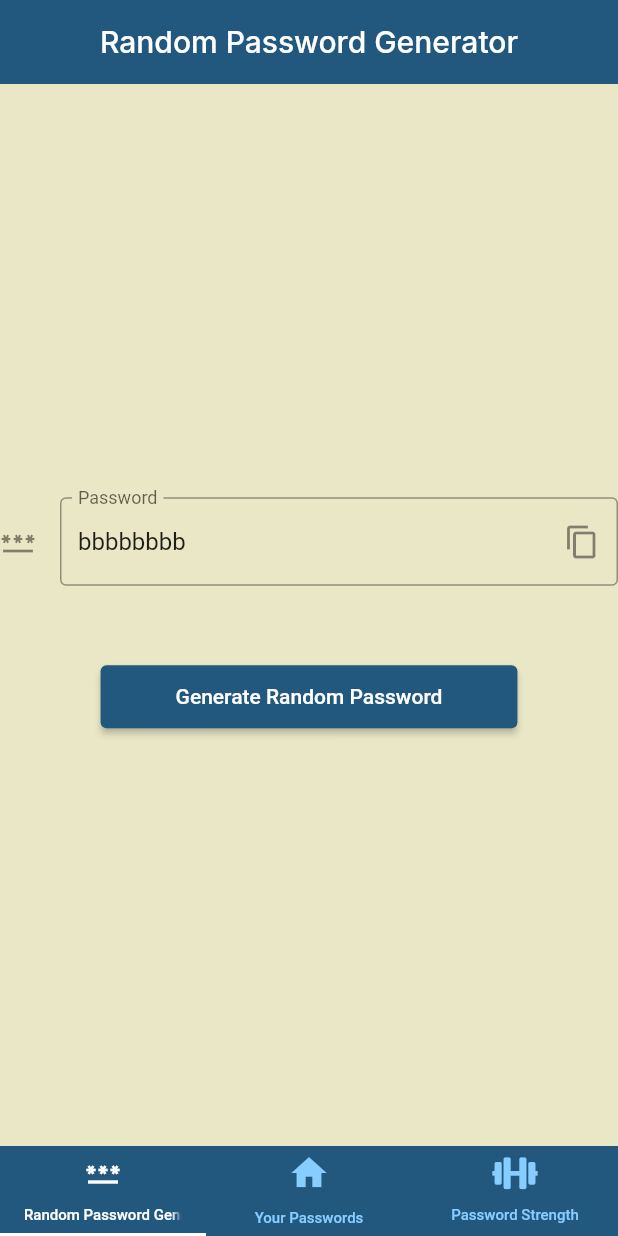
After one commit to IshanRakte/Securify, a Flutter app: the BottomNavBar screen opened directly, after a tap on "Generate Random Password", on a phone screen of 412 x 824 dp. The commit adds this screen. Run offline on Flutter 3.47's test engine with Material 2 defaults, Android fonts, the light colour scheme and no system bars; our stand-ins replace flutter_secure_storage, flutter_slidable, fluttertoast, font_awesome_flutter, google_fonts, hive_flutter and 1 more; missing offline and left inert: encrypt, password_strength; accounts and stored records are empty.

Commit message:
Added Random Password Generator and Password Strength Meter

```diff
--- a/lib/HomePage.dart
+++ b/lib/HomePage.dart
@@ -1,6 +1,9 @@
+import 'dart:math';
+
 import 'package:flutter/material.dart';
 import 'package:flutter_password_manager/controllers/EncryptService.dart';
 import 'package:flutter_slidable/flutter_slidable.dart';
+import 'package:font_awesome_flutter/font_awesome_flutter.dart';
 import 'package:google_fonts/google_fonts.dart';
 import 'package:hive_flutter/hive_flutter.dart';
 import 'package:flutter_password_manager/iconmapping.dart' as CustomIcons;
@@ -14,16 +17,27 @@ class _PasswordHomePageState extends State<PasswordHomePage> {
   Box box = Hive.box('password');
   bool longPressed = false;
   final EncryptService _encryptService = EncryptService();
+  // bool _secureText = true;
+  final servicecontroller = TextEditingController();
+  final passwordcontroller = TextEditingController();
+  final emailcontroller = TextEditingController();
+
+  // @override
+  // void dispose(){
+  //   controller.dispose();
+  //   super.dispose();
+  // }
 
   @override
   Widget build(BuildContext context) {
     return Scaffold(
+      backgroundColor: Color(0xffEAE7C6),
       appBar: AppBar(
         title: Text('Your Passwords',
             style: GoogleFonts.getFont('Inter', color: Colors.white)),
         centerTitle: true,
         elevation: 0,
-        backgroundColor: Color(0xff6C5DD3),
+        backgroundColor: Color(0xff22577E),
       ),
       body: Padding(
           padding: EdgeInsets.symmetric(horizontal: 15.0, vertical: 10.0),
@@ -37,12 +51,13 @@ class _PasswordHomePageState extends State<PasswordHomePage> {
                             color: Colors.black87)));
               }
               return ListView.builder(
+                physics: BouncingScrollPhysics(),
                 itemCount: box.values.length,
                 itemBuilder: (context, index) {
                   Map data = box.getAt(index);
 
                   return Card(
-                     color: Colors.deepPurple[100],
+                    color: Color(0xff95D1CC),
                     margin: EdgeInsets.all(
                       10.0,
                     ),
@@ -100,60 +115,6 @@ class _PasswordHomePageState extends State<PasswordHomePage> {
                     ),
                   );
                 },
-
-                // Padding(
-                //     padding: EdgeInsets.only(bottom: 15.0),
-                //     child: Container(
-                //       padding: EdgeInsets.symmetric(horizontal: 10.0),
-                //       height: 65,
-                //       width: double.infinity,
-                //       decoration: BoxDecoration(
-                //           color: Color(0xffEFF3FA),
-                //           borderRadius: BorderRadius.circular(8.0)),
-                //       child: Row(
-                //         //mainAxisAlignment: MainAxisAlignment.spaceAround,
-                //         children: [
-                //           // Icon(Icons.lock_outline_rounded,
-                //           //     color: Color(0xff323A82), size: 32),
-                //           //     SizedBox(width: MediaQuery.of(context).size.width/30 ,),\
-                //           CustomIcons.icons[data['type']] ??
-                //         Icon(
-                //           Icons.lock,
-                //           size: 32.0,
-                //         ),
-                //           Column(
-                //             //mainAxisAlignment: MainAxisAlignment.start,
-                //             children: [
-                //               SizedBox(height: 11,),
-                //             Text('${data["type"]}',
-                //                 style: GoogleFonts.getFont('Inter',
-                //                     color: Color(0xff323A82), fontSize: 18)),
-                //             Text('${data["email"]}',
-                //                 style: GoogleFonts.getFont('Inter',
-                //                     color: Color(0xff323A82), fontSize: 14)),
-                //           ]),
-                //           SizedBox(width: MediaQuery.of(context).size.width/3,),
-                //           Row(
-                //             mainAxisAlignment: MainAxisAlignment.end,
-                //             children: [
-                //             InkWell(
-                //                 onTap: () => _encryptService.copyToClipboard(
-                //                     data['password'], context),
-                //                 child: Icon(
-                //                   Icons.copy_rounded,
-                //                   color: Color(0xff6C5DD3),
-                //                   size: 28,
-                //                 )),
-                //             SizedBox(width: 15),
-                //             InkWell(
-                //                 onTap: () =>
-                //                     modalAlertDelete(index, data['type']),
-                //                 child: Icon(Icons.delete_outline_outlined,
-                //                     color: Colors.red, size: 32)),
-                //           ])
-                //         ],
-                //       ),
-                //     ));
               );
             },
           )),
@@ -161,10 +122,10 @@ class _PasswordHomePageState extends State<PasswordHomePage> {
         child: Icon(Icons.add, color: Colors.white),
         shape:
             RoundedRectangleBorder(borderRadius: BorderRadius.circular(20.0)),
-        backgroundColor: Color(0xff6C5DD3),
+        backgroundColor: Color(0xff22577E),
         onPressed: insertDB,
       ),
-      floatingActionButtonLocation: FloatingActionButtonLocation.centerFloat,
+      floatingActionButtonLocation: FloatingActionButtonLocation.miniCenterDocked,
     );
   }
 
@@ -207,8 +168,10 @@ class _PasswordHomePageState extends State<PasswordHomePage> {
                       mainAxisSize: MainAxisSize.min,
                       children: [
                         TextFormField(
+                          //controller: servicecontroller,
                           textCapitalization: TextCapitalization.sentences,
                           decoration: InputDecoration(
+                              icon: Icon(FontAwesomeIcons.google),
                               border: OutlineInputBorder(),
                               labelText: 'Service',
                               hintText: 'Google'),
@@ -224,8 +187,10 @@ class _PasswordHomePageState extends State<PasswordHomePage> {
                         ),
                         SizedBox(height: 15.0),
                         TextFormField(
+                          //controller: emailcontroller,
                           textCapitalization: TextCapitalization.sentences,
                           decoration: InputDecoration(
+                            icon: Icon(Icons.person),
                             border: OutlineInputBorder(),
                             labelText: 'Username/Email/Phone',
                           ),
@@ -241,9 +206,21 @@ class _PasswordHomePageState extends State<PasswordHomePage> {
                         ),
                         SizedBox(height: 15.0),
                         TextFormField(
+                          //controller: passwordcontroller,
                           textCapitalization: TextCapitalization.sentences,
                           obscureText: true,
                           decoration: InputDecoration(
+                            icon: Icon(
+                              Icons.password,
+                            ),
+                            // suffixIcon: IconButton(
+                            //   icon: Icon(Icons.remove_red_eye_outlined),
+                            //   onPressed: () {
+                            //     setState(() {
+                            //       _secureText = !_secureText;
+                            //     });
+                            //   },
+                            // ),
                             border: OutlineInputBorder(),
                             labelText: 'Password',
                           ),
@@ -263,32 +240,26 @@ class _PasswordHomePageState extends State<PasswordHomePage> {
                                 padding: MaterialStateProperty.all(
                                     EdgeInsets.symmetric(
                                         horizontal: 50.0, vertical: 13.0)),
-                              backgroundColor:
-                                  MaterialStateProperty.all(Color(0xff6C5DD3))),
+                                backgroundColor: MaterialStateProperty.all(
+                                    Color(0xff22577E),)),
                             child: Text('Save',
                                 style:
                                     GoogleFonts.getFont('Inter', fontSize: 18)),
                             onPressed: () {
                               // Encrypt
                               password = _encryptService.encrypt(password);
-
                               // Insert into DB
                               Box box = Hive.box('password');
-
                               //insert
                               var value = {
                                 'type': type,
                                 'email': email,
                                 'password': password
                               };
-
                               box.add(value);
-
                               Navigator.pop(context);
-
                               setState(() {});
-                          },
-                        )
+                            })
                       ],
                     ),
                   ),
--- a/lib/auth.dart
+++ b/lib/auth.dart
@@ -2,6 +2,7 @@ import 'dart:convert';
 import 'package:flutter/material.dart';
 import 'package:flutter_password_manager/HomePage.dart';
 import 'package:flutter_password_manager/main.dart';
+import 'package:flutter_password_manager/widgets/bottomnavbar.dart';
 import 'package:google_fonts/google_fonts.dart';
 import 'package:hive_flutter/hive_flutter.dart';
 import 'package:local_auth/local_auth.dart';
@@ -76,7 +77,7 @@ class _AuthenticationPageState extends State<AuthenticationPage> {
 
       if (authenticated) {
         Navigator.pushReplacement(context,
-            MaterialPageRoute(builder: (context) => PasswordHomePage()));
+            MaterialPageRoute(builder: (context) => BottomNavBar()));
       } else {
         setState(() {});
       }
--- a/lib/iconmapping.dart
+++ b/lib/iconmapping.dart
@@ -12,4 +12,5 @@ const Map<String, Icon> icons = {
   'Behance': Icon(FontAwesomeIcons.behance, color: Colors.black,size: 32,),
   'Linkedin': Icon(FontAwesomeIcons.linkedin, color: Color(0xff0077B5),size: 32,),
   'LinkedIn': Icon(FontAwesomeIcons.linkedin, color: Color(0xff0077B5),size: 32,),
+  'Discord': Icon(FontAwesomeIcons.discord, color: Color(0xff738ADB),size: 32,),
 };
--- /dev/null
+++ b/lib/passwordstrength.dart
@@ -0,0 +1,137 @@
+import 'package:flutter/material.dart';
+import 'package:flutter/services.dart';
+import 'package:google_fonts/google_fonts.dart';
+import 'package:password_strength/password_strength.dart';
+
+class PasswordStrength extends StatefulWidget {
+
+
+  @override
+  _PasswordStrengthState createState() => _PasswordStrengthState();
+}
+
+class _PasswordStrengthState extends State<PasswordStrength> {
+  final controller = TextEditingController();
+
+  // late String inputpassword;
+  double strength = 0;
+  late String _password;
+  String _displayText = 'Please Enter a Password';
+
+  RegExp numReg = RegExp(r".*[0-9].*");
+  RegExp letterReg = RegExp(r".*[A-Za-z].*");
+  RegExp special = RegExp(r".*@#=+!\$%&?.*");
+
+  @override
+  Widget build(BuildContext context) {
+    return Scaffold(
+      backgroundColor: Color(0xffEAE7C6),
+      appBar: AppBar(
+        title: Text('Password Strength Meter',
+            style: GoogleFonts.getFont('Inter', color: Colors.white)),
+        centerTitle: true,
+        elevation: 0,
+        backgroundColor: Color(0xff22577E),
+      ),
+      body: Center(
+        child: Column(
+          mainAxisAlignment: MainAxisAlignment.center,
+          children: [
+            TextField(
+              onChanged: (value) => _checkpassword(value),
+              decoration: InputDecoration(
+                icon: Icon(
+                  Icons.password,
+                ),
+                border: OutlineInputBorder(),
+                labelText: 'Password',
+                suffixIcon: IconButton(
+                  icon: Icon(Icons.copy),
+                  onPressed: () {
+                    final data = ClipboardData(text: controller.text);
+                    Clipboard.setData(data);
+
+                    final snackBar = SnackBar(
+                        backgroundColor: Color(0xff95D1CC),
+                        content: Text(
+                          "Password Copied",
+                          style: TextStyle(fontWeight: FontWeight.bold),
+                        ));
+
+                    ScaffoldMessenger.of(context)
+                      ..removeCurrentSnackBar()
+                      ..showSnackBar(snackBar);
+                  },
+                ),
+              ),
+              controller: controller,
+            ),
+            SizedBox(
+              height: 50,
+            ),
+            //  ElevatedButton(
+            //     style: ButtonStyle(
+            //         padding: MaterialStateProperty.all(
+            //             EdgeInsets.symmetric(horizontal: 50.0, vertical: 13.0)),
+            //         backgroundColor: MaterialStateProperty.all(
+            //           Color(0xff22577E),
+            //         )),
+            //     onPressed: () {
+            //       checkpassword(inputpassword);
+            //     },
+            //     child: Text("Generate Random Password")),
+            //  Text(_result == null ? "" : "${passstrength.toString()}"),
+            //  Text('$passstrength')
+            LinearProgressIndicator(
+              value: strength,
+              backgroundColor: Color(0xffEAE7C6),
+              color: strength == 1 / 4
+                  ? Colors.red
+                  : strength == 2 / 4
+                      ? Colors.yellow
+                      : strength == 3 / 4
+                          ? Colors.blue
+                          : Colors.green,
+              minHeight: 15,
+            ),
+            SizedBox(height: 40,),
+            Text("$_displayText")
+          ],
+        ),
+      ),
+    );
+  }
+
+  void _checkpassword(String value) {
+    print("$strength");
+    // strength = estimatePasswordStrength(_password);
+    _password = value.trim();
+
+    if (_password.isEmpty) {
+      setState(() {
+        _displayText = 'Plese enter your Password';
+      });
+    } else if (_password.length < 6) {
+      setState(() {
+        strength = 1 / 4;
+        // _displayText = 'Your Password is too short!';
+      });
+    } else if (_password.length < 8) {
+      setState(() {
+        strength = 2 / 4;
+        // _displayText = 'Your password is acceptable';
+      });
+    } else if (_password.length <= 10 ||
+        !letterReg.hasMatch(_password) ||
+        !numReg.hasMatch(_password)) {
+      strength = 3 / 4;
+
+      if (strength == 3 / 4) {
+        // _displayText = 'This passsword is strong';
+      }
+    } else {
+      strength = 1;
+      // _displayText = "This password is very strong!";
+    }
+  }
+}
--- /dev/null
+++ b/lib/randompassword.dart
@@ -0,0 +1,100 @@
+import 'dart:math';
+
+import 'package:flutter/material.dart';
+import 'package:flutter/services.dart';
+import 'package:google_fonts/google_fonts.dart';
+
+class RandomPassword extends StatefulWidget {
+  const RandomPassword({Key? key}) : super(key: key);
+
+  @override
+  _RandomPasswordState createState() => _RandomPasswordState();
+}
+
+class _RandomPasswordState extends State<RandomPassword> {
+  final controller = TextEditingController();
+  @override
+  Widget build(BuildContext context) {
+    return Scaffold(
+      backgroundColor: Color(0xffEAE7C6),
+      appBar: AppBar(
+        title: Text('Random Password Generator',
+            style: GoogleFonts.getFont('Inter', color: Colors.white)),
+        centerTitle: true,
+        elevation: 0,
+        backgroundColor: Color(0xff22577E),
+      ),
+      body: Center(
+        child: Column(
+          mainAxisAlignment: MainAxisAlignment.center,
+          children: [
+            TextFormField(
+              readOnly: true,
+              decoration: InputDecoration(
+                icon: Icon(
+                  Icons.password,
+                ),
+                border: OutlineInputBorder(),
+                labelText: 'Password',
+                suffixIcon: IconButton(
+                  icon: Icon(Icons.copy),
+                  onPressed: () {
+                    final data = ClipboardData(text: controller.text);
+                    Clipboard.setData(data);
+
+                    final snackBar = SnackBar(
+                      backgroundColor: Color(0xff95D1CC),
+                        content: Text(
+                      "Password Copied",
+                      style: TextStyle(fontWeight: FontWeight.bold),
+
+                    ));
+
+                    ScaffoldMessenger.of(context)
+                    ..removeCurrentSnackBar()
+                    ..showSnackBar(snackBar);
+                  },
+                ),
+              ),
+              controller: controller,
+            ),
+            SizedBox(
+              height: 50,
+            ),
+            ElevatedButton(
+                style: ButtonStyle(
+                    padding: MaterialStateProperty.all(
+                        EdgeInsets.symmetric(horizontal: 50.0, vertical: 13.0)),
+                    backgroundColor: MaterialStateProperty.all(
+                      Color(0xff22577E),
+                    )),
+                onPressed: () {
+                  final password2 = generatePassword();
+                  controller.text = password2;
+                },
+                child: Text("Generate Random Password")),
+          ],
+        ),
+      ),
+    );
+  }
+
+  String generatePassword() {
+    final length = 8;
+    final lettersLowercase = 'abcdefghijklmnopqrstuvwqyz';
+    final lettersUppercase = 'ABCDEFGHIJKLMNOPQRSTUVWXYZ';
+    final numbers = '0123456789';
+    final special = '@#=+!\$%&?';
+
+    String chars = '';
+    chars += '$lettersLowercase$lettersUppercase';
+    chars += '$numbers';
+    chars += '$special';
+
+    return List.generate(length, (index) {
+      final indexRandom = Random.secure().nextInt(chars.length);
+
+      return chars[indexRandom];
+    }).join('');
+  }
+}
--- /dev/null
+++ b/lib/widgets/bottomnavbar.dart
@@ -0,0 +1,65 @@
+import 'package:flutter/material.dart';
+import 'package:flutter_password_manager/HomePage.dart';
+import 'package:flutter_password_manager/passwordstrength.dart';
+import 'package:flutter_password_manager/randompassword.dart';
+import 'package:font_awesome_flutter/font_awesome_flutter.dart';
+
+class BottomNavBar extends StatefulWidget {
+  @override
+  _BottomNavBarState createState() => _BottomNavBarState();
+}
+
+class _BottomNavBarState extends State<BottomNavBar> {
+  @override
+  Widget build(BuildContext context) {
+    return DefaultTabController(
+      length: 3,
+      initialIndex: 1,
+      child: Scaffold(
+        body: TabBarView(
+          children: <Widget>[
+            RandomPassword(),
+            PasswordHomePage(),
+            PasswordStrength()
+          ],
+        ),
+        bottomNavigationBar: Container(
+          height: 60,
+          decoration: BoxDecoration(
+            color: Color(0xff22577E),
+          ),
+          child: TabBar(
+            labelColor: Colors.white,
+            unselectedLabelColor: Color(0xff87CDFF),
+            labelStyle: TextStyle(fontSize: 10.0),
+            indicator: UnderlineTabIndicator(),
+            indicatorColor: Colors.black54,
+            tabs: <Widget>[
+              Tab(
+                icon: Icon(
+                  Icons.password,
+                  size: 24.0,
+                ),
+                text: 'Random Password Generator',
+              ),
+              Tab(
+                icon: Icon(
+                  Icons.home,
+                  size: 28.0,
+                ),
+                text: 'Your Passwords',
+              ),
+              Tab(
+                icon: FaIcon(
+                  FontAwesomeIcons.dumbbell,
+                  size: 24.0,
+                ),
+                text: 'Password Strength',
+              ),
+            ],
+          ),
+        ),
+      ),
+    );
+  }
+}
--- a/pubspec.yaml
+++ b/pubspec.yaml
@@ -43,6 +43,8 @@ dependencies:
   google_fonts: ^2.0.0
   font_awesome_flutter: ^9.2.0
   flutter_slidable: ^0.6.0
+  password_strength: ^0.2.0
+  get: ^4.6.1
 
 dev_dependencies:
   flutter_test:
```
Also changed, not shown: pubspec.lock. Lines whose indentation alone changed are shown as unchanged.
